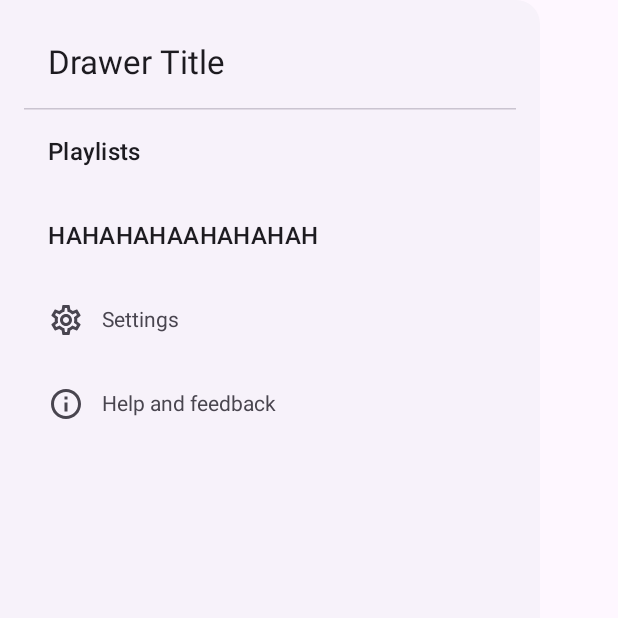
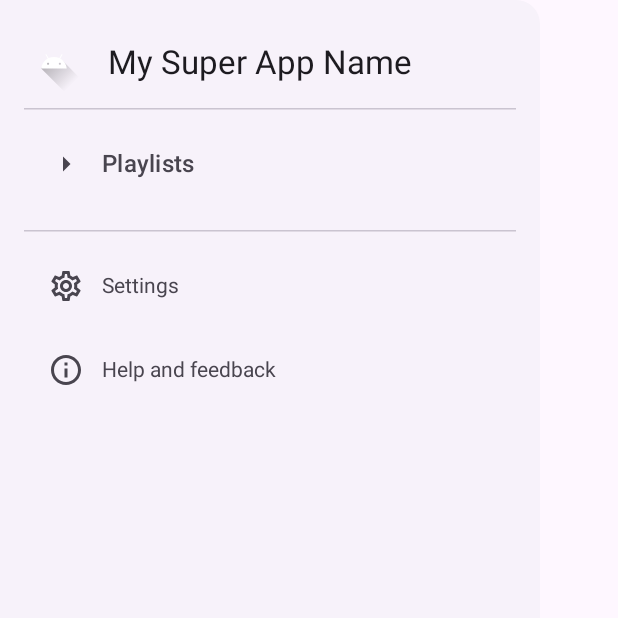
Before and after one commit to sss97cz/Chordbay, an Android app built with Jetpack Compose: the composable MyDrawerContent called with empty values, on a phone screen of 412 x 824 dp, the top half of it. Run offline under Robolectric (Android 15) with nearby library versions, the phone set to English and light mode, and no system bars.

```diff
--- a/app/src/main/java/com/example/chords2/data/remote/RetrofitInstance.kt
+++ b/app/src/main/java/com/example/chords2/data/remote/RetrofitInstance.kt
@@ -9,7 +9,6 @@ import retrofit2.converter.moshi.MoshiConverterFactory
 import retrofit2.converter.scalars.ScalarsConverterFactory
 
 object RetrofitInstance {
-//    private const val BASE_URL = "https://jsonplaceholder.typicode.com/"
     private const val BASE_URL = "https://chordbay.eu"
 
     private val moshi = Moshi.Builder()
@@ -24,7 +23,7 @@ object RetrofitInstance {
         Retrofit.Builder()
             .baseUrl(BASE_URL)
             .client(httpClient)
-            .addConverterFactory(ScalarsConverterFactory.create()) // <-- handles plain text
+            .addConverterFactory(ScalarsConverterFactory.create()) // handles plain text
             .addConverterFactory(MoshiConverterFactory.create(moshi))
             .build()
             .create(ChordsBayApiService::class.java)
--- a/app/src/main/java/com/example/chords2/ui/composable/component/navdrawer/MyNavigationDrawer.kt
+++ b/app/src/main/java/com/example/chords2/ui/composable/component/navdrawer/MyNavigationDrawer.kt
@@ -1,23 +1,35 @@
 package com.example.chords2.ui.composable.component.navdrawer
 
+import androidx.compose.foundation.Image
+import androidx.compose.foundation.clickable
 import androidx.compose.foundation.combinedClickable
 import androidx.compose.foundation.layout.Column
+import androidx.compose.foundation.layout.Row
 import androidx.compose.foundation.layout.Spacer
 import androidx.compose.foundation.layout.height
 import androidx.compose.foundation.layout.padding
 import androidx.compose.foundation.rememberScrollState
 import androidx.compose.foundation.verticalScroll
 import androidx.compose.material.icons.Icons
+import androidx.compose.material.icons.filled.ArrowDropDown
 import androidx.compose.material.icons.outlined.Info
 import androidx.compose.material.icons.outlined.Settings
 import androidx.compose.material3.HorizontalDivider
 import androidx.compose.material3.Icon
+import androidx.compose.material3.IconButton
 import androidx.compose.material3.MaterialTheme
 import androidx.compose.material3.ModalDrawerSheet
 import androidx.compose.material3.NavigationDrawerItem
 import androidx.compose.material3.Text
 import androidx.compose.runtime.Composable
+import androidx.compose.runtime.getValue
+import androidx.compose.runtime.mutableStateOf
+import androidx.compose.runtime.remember
+import androidx.compose.runtime.setValue
+import androidx.compose.ui.Alignment
 import androidx.compose.ui.Modifier
+import androidx.compose.ui.draw.clip
+import androidx.compose.ui.draw.rotate
 import androidx.compose.ui.unit.dp
 import com.example.chords2.data.database.playlist.PlaylistEntity
 
@@ -27,6 +39,7 @@ fun MyDrawerContent(
     onPlaylistClick: (PlaylistEntity) -> Unit,
     onSettingsClick: () -> Unit
 ) {
+    var playlistsExpanded by remember {mutableStateOf(true)}
     ModalDrawerSheet {
         Column(
             modifier = Modifier
@@ -34,19 +47,58 @@ fun MyDrawerContent(
                 .verticalScroll(rememberScrollState())
         ) {
             Spacer(Modifier.height(12.dp))
+            Row(
+                verticalAlignment = Alignment.CenterVertically,
+            ) {
+                Image(
+                    painter = androidx.compose.ui.res.painterResource(id = com.example.chords2.R.drawable.ic_launcher_foreground),
+                    contentDescription = null,
+                    modifier = Modifier
+                        .height(40.dp)
+                )
                 Text(
-                "Drawer Title",
+                    "My Super App Name",
                     modifier = Modifier.padding(16.dp),
                     style = MaterialTheme.typography.titleLarge
                 )
+            }
             HorizontalDivider()
 
-            Text(
-                "Playlists",
-                modifier = Modifier.padding(16.dp),
-                style = MaterialTheme.typography.titleMedium
+            Row(
+                modifier = Modifier
+                    .clip(MaterialTheme.shapes.small)
+                    .clickable { playlistsExpanded = !playlistsExpanded },
+                verticalAlignment = Alignment.CenterVertically
+            ) {
+//                Text(
+//                    "Playlists",
+//                    modifier = Modifier
+//                        .padding(16.dp),
+//                    style = MaterialTheme.typography.titleMedium
+//                )
+//                Spacer(Modifier.weight(1f))
+//                Icon(Icons.Default.ArrowDropDown, null,
+//                    modifier = Modifier
+//                        .padding(end = 8.dp)
+//                        .rotate(if (playlistsExpanded) 180f else 0f)
+//                )
+                NavigationDrawerItem(
+                    label = { Text("Playlists", style = MaterialTheme.typography.titleMedium) },
+                    selected = false,
+                    icon = {
+                        Icon(
+                            Icons.Default.ArrowDropDown,
+                            contentDescription = null,
+                            modifier = Modifier.rotate(if (playlistsExpanded) -90f else 0f)
                         )
-            for (playlist in playlists) {
+                    },
+                    onClick = { playlistsExpanded = !playlistsExpanded },
+                    modifier = Modifier
+                        .padding(vertical = 8.dp)
+                )
+            }
+            if (playlistsExpanded) {
+                playlists.forEachIndexed { i , playlist ->
                     NavigationDrawerItem(
                         label = { Text(playlist.name) },
                         selected = false,
@@ -54,13 +106,12 @@ fun MyDrawerContent(
                             onPlaylistClick(playlist)
                         },
                     )
+                    if (i < playlists.size - 1) {
                         HorizontalDivider(modifier = Modifier.padding(vertical = 8.dp))
                     }
-            Text(
-                "HAHAHAHAAHAHAHAH",
-                modifier = Modifier.padding(16.dp),
-                style = MaterialTheme.typography.titleMedium
-            )
+                }
+            }
+            HorizontalDivider(modifier = Modifier.padding(vertical = 8.dp))
             NavigationDrawerItem(
                 label = { Text("Settings") },
                 selected = false,
--- a/app/src/main/java/com/example/chords2/ui/composable/screen/HomeScreen.kt
+++ b/app/src/main/java/com/example/chords2/ui/composable/screen/HomeScreen.kt
@@ -190,6 +190,7 @@ fun HomeScreen(
                             onEditClick = {
                                 if (selectedSongsList.size == 1) {
                                     val song = selectedSongsList[0]
+                                    Log.d("HomeScreen", "Editing song ${song.localId}")
                                     navController.navigate(
                                         route = Paths.EditSongPath.createRoute(songId = song.localId.toString())
                                     )
--- a/app/src/main/java/com/example/chords2/ui/composable/screen/SongScreen.kt
+++ b/app/src/main/java/com/example/chords2/ui/composable/screen/SongScreen.kt
@@ -53,7 +53,7 @@ fun SongScreen(
         }
     }
     val song = songData
-    val canNavigateBack = navController.previousBackStackEntry != null
+    val canNavigateBack = remember { navController.previousBackStackEntry != null }
     var semitones by remember { mutableIntStateOf(0) }
     val fontSize = songViewModel.songTextFontSize.collectAsState()
 
--- a/app/src/main/java/com/example/chords2/ui/viewmodel/SongViewModel.kt
+++ b/app/src/main/java/com/example/chords2/ui/viewmodel/SongViewModel.kt
@@ -381,7 +381,7 @@ class SongViewModel(
 
 
     //------------------- Edit Song Screen states ------------------------------------------------
-    private val _songName = MutableStateFlow<String>("")
+    private val _songName = MutableStateFlow<String?>(null)
     val songName = _songName.asStateFlow()
     fun setSongName(name: String) {
         _songName.value = name
```
Also changed, not shown: app/src/main/java/com/example/chords2/ui/composable/screen/EditSongScreen.kt (+9 -7 lines). Lines whose indentation alone changed are shown as unchanged.
